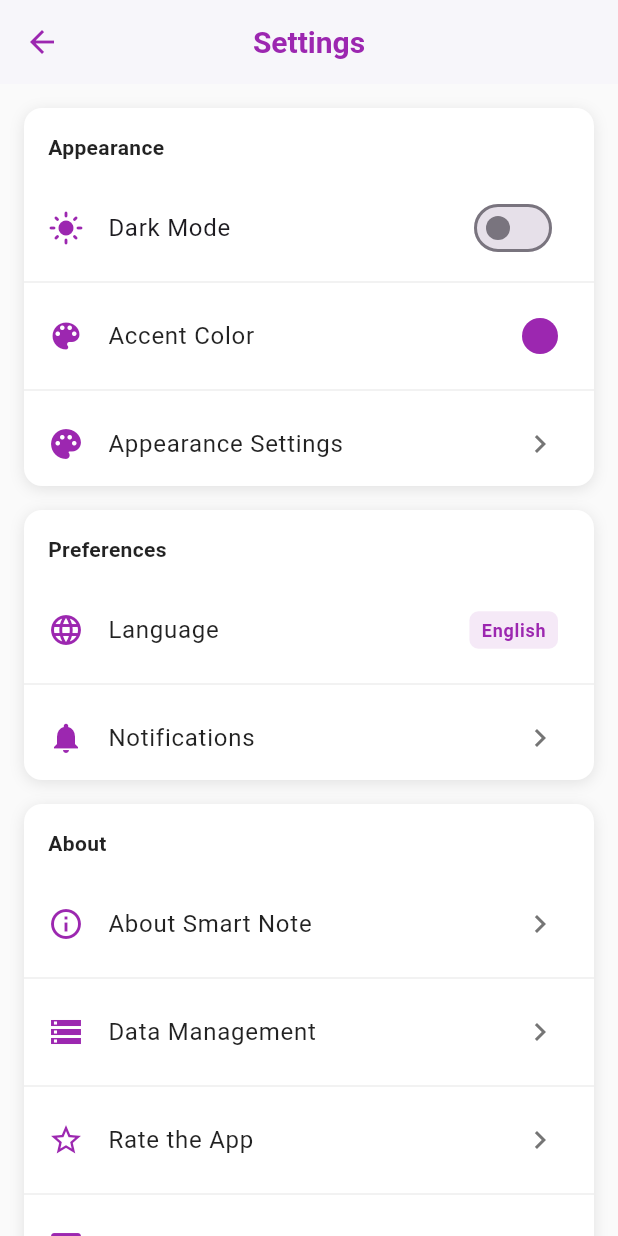
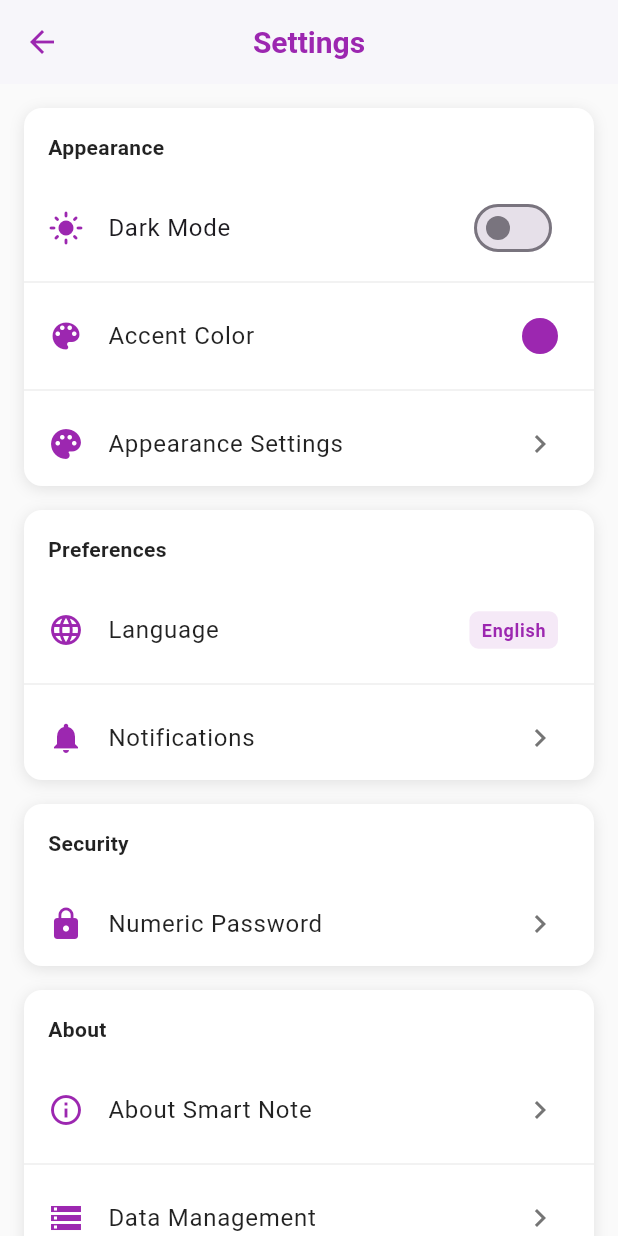
Before and after one commit to langmakara/smart_note, a Flutter app: the SettingsPage screen opened directly, on a phone screen of 412 x 824 dp. Run offline on Flutter 3.47's test engine with Material 3 defaults, Android fonts, the phone set to English and light mode, and no system bars; our stand-ins replace sqflite; accounts and stored records are empty.

Commit message:
Add numberic password

```diff
--- a/lib/features/settings/ui/settings_page.dart
+++ b/lib/features/settings/ui/settings_page.dart
@@ -7,6 +7,7 @@ import 'color_settings_page.dart';
 import 'language_settings_page.dart';
 import 'notification_settings_page.dart';
 import 'data_management_page.dart';
+import 'security_settings_page.dart';
 
 class SettingsPage extends StatefulWidget {
   const SettingsPage({super.key});
@@ -192,6 +193,33 @@ class _SettingsPageState extends State<SettingsPage> {
             ],
           ),
           const SizedBox(height: 16),
+          // Security Section
+          _buildSection(
+            title: "Security",
+            themeProvider: themeProvider,
+            children: [
+              ListTile(
+                leading: Icon(Icons.lock, color: themeProvider.accentColor),
+                title: Text(
+                  "Numeric Password",
+                  style: TextStyle(color: themeProvider.textColor),
+                ),
+                trailing: Icon(
+                  Icons.chevron_right,
+                  color: themeProvider.subtitleColor,
+                ),
+                onTap: () {
+                  Navigator.push(
+                    context,
+                    MaterialPageRoute(
+                      builder: (context) => const SecuritySettingsPage(),
+                    ),
+                  );
+                },
+              ),
+            ],
+          ),
+          const SizedBox(height: 16),
           // About Section
           _buildSection(
             title: "About",
--- a/lib/services/app_initialization.dart
+++ b/lib/services/app_initialization.dart
@@ -2,6 +2,7 @@ import 'package:flutter/material.dart';
 import 'hive_database.dart';
 import 'note_storage.dart';
 import 'event_storage.dart';
+import 'security_service.dart';
 
 class AppInitialization {
   static bool _isInitialized = false;
@@ -16,6 +17,7 @@ class AppInitialization {
 
       await NoteStorage.instance.initialize();
       await EventStorage.instance.initialize();
+      await SecurityService.instance.init();
 
       _isInitialized = true;
       debugPrint('App initialization completed successfully');
```
